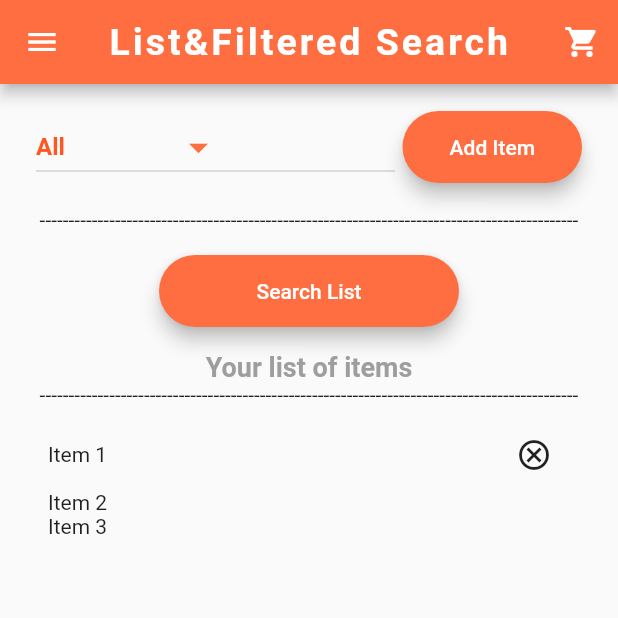
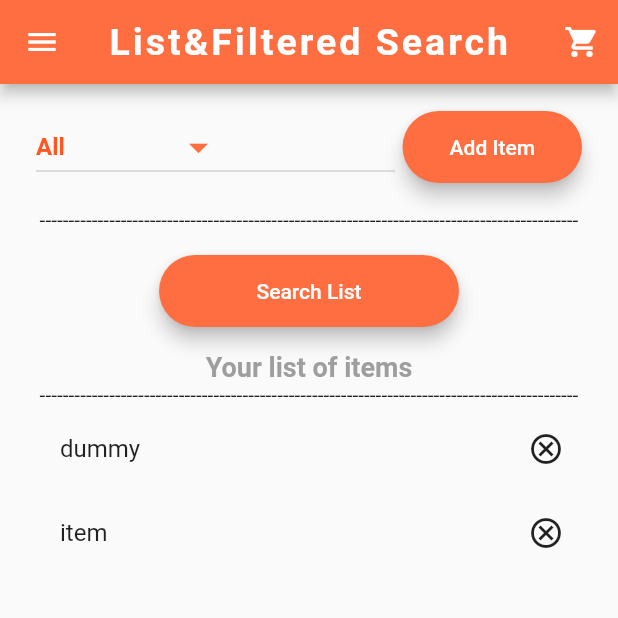
Before and after one commit to Afaqkhan199/Smart_Shopping, a Flutter app: the CustomerHome screen opened by its route, on a phone screen of 412 x 824 dp, the top half of it. Run offline on Flutter 3.47's test engine with Material 2 defaults, Android fonts, the phone set to English and light mode, and no system bars; our stand-ins replace cloud_firestore, firebase_auth, firebase_core, firebase_database, firebase_storage, image_picker; accounts and stored records are empty.

Commit message:
items list updated

```diff
--- a/lib/Pages/Customer/customer_home.dart
+++ b/lib/Pages/Customer/customer_home.dart
@@ -33,13 +33,17 @@ Widget getPrducts() {
   );
 }
 
+List<String> items = ['dummy','item'];
+
 class CustomerHome extends StatefulWidget {
+
   static const String id = 'customer_home';
   @override
   _CustomerHomeState createState() => _CustomerHomeState();
 }
 
 class _CustomerHomeState extends State<CustomerHome> {
+
   final FirebaseAuth _auth = FirebaseAuth.instance;
   Widget myColumn = Column(
     children: [
@@ -191,26 +195,29 @@ class _CustomerHomeState extends State<CustomerHome> {
               Text(
                 '---------------------------------------------------------------------------------------------',
               ),
-              Expanded(child: ListView(
-                padding: const EdgeInsets.all(8),
-                children: <Widget>[
-                  Row(
+              Expanded(child: ListView.builder(
+                itemCount: items.length,
+                itemBuilder: (context, index){
+                  return Row(
                     children: <Widget>[
-                      Text("Item 1"),
-                      Spacer(),
-                      IconButton(
-                      icon: new Icon(Icons.cancel_outlined),
-                        onPressed: (){
-                        print("removed");
-                        }
-                      )
+                      Expanded(child:
+                          ListTile(
+                            title: Text(items[index]),
+                          )
+                          ),
+                          Spacer(),
+                          IconButton(
+                              icon: new Icon(Icons.cancel_outlined),
+                              onPressed: (){
+                                items.removeAt(index);
+                                setState(() {});
+                              },
+                          ),
                     ],
-                  ),
-                  Text("Item 2"),
-                  Text("Item 3"),
-                ],
-              )
-              )
+                  );
+                },
+              ),
+              ),
             ],
           ),
         ),
```
Also changed, not shown: lib/Pages/Customer/customer_search_card.dart (+11 -4 lines), lib/Pages/Customer/customer_search_charger.dart (+11 -4 lines), lib/Pages/Customer/customer_search_led.dart (+9 -1 lines).
